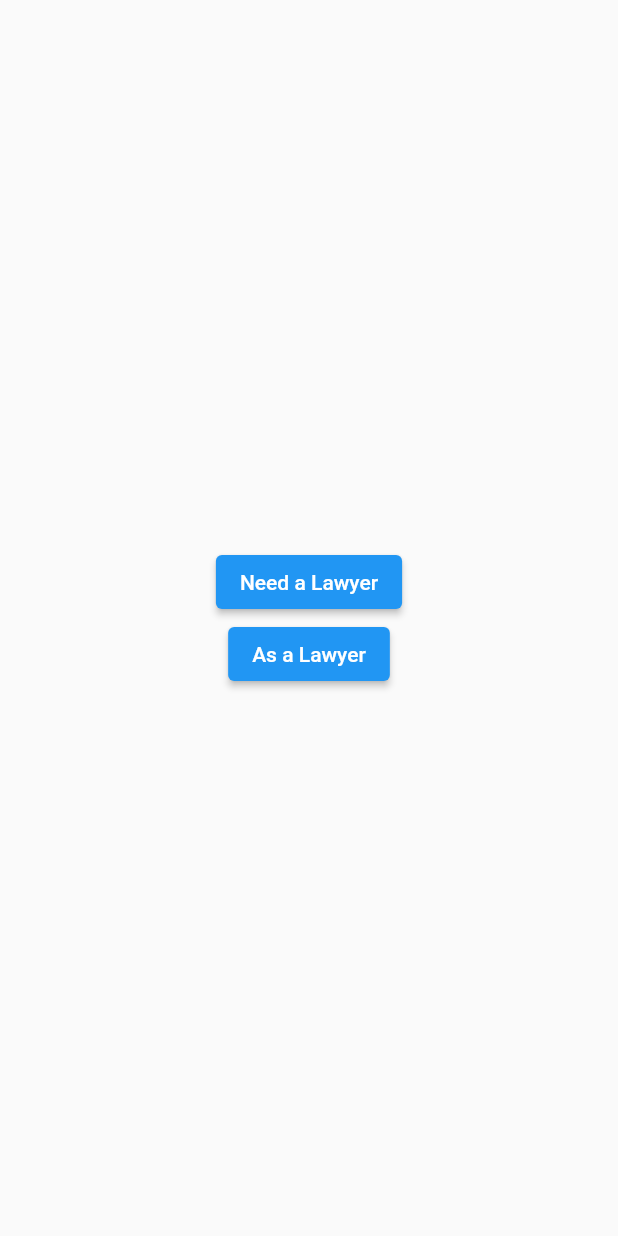
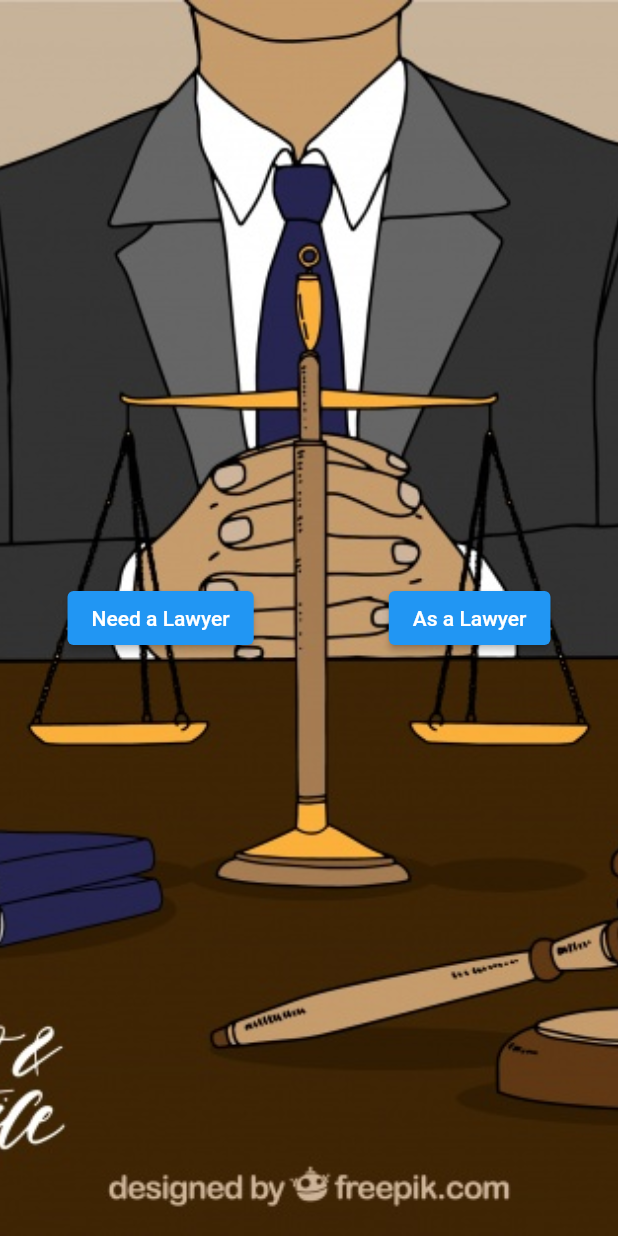
Before and after one commit to iamirzashowvik/lawer, a Flutter app: the screen it shows after launch, on a phone screen of 412 x 824 dp. Run offline on Flutter 3.47's test engine with Material 2 defaults, Android fonts, the phone set to English and light mode, and no system bars; our stand-ins replace auto_size_text, cloud_firestore, firebase_auth, firebase_core, firebase_storage, flutter_easyloading and 5 more; missing offline and left inert: searchable_dropdown, wifi_info_plugin; accounts and stored records are empty.

Commit message:
ui image add in splash/user choose

```diff
--- a/lib/main.dart
+++ b/lib/main.dart
@@ -1,9 +1,9 @@
 import 'package:firebase_core/firebase_core.dart';
 import 'package:flutter/material.dart';
+import 'package:flutter_easyloading/flutter_easyloading.dart';
 import 'package:get/route_manager.dart';
 import 'package:lawer/users/loadingScreen.dart';
 import 'package:lawer/users/userselection.dart';
-
 
 Future<void> main() async {
   WidgetsFlutterBinding.ensureInitialized();
@@ -11,5 +11,6 @@ Future<void> main() async {
 
   runApp(GetMaterialApp(
     home: LoadingScreen(),
+    builder: EasyLoading.init(),
   ));
 }
--- a/lib/users/userselection.dart
+++ b/lib/users/userselection.dart
@@ -7,8 +7,6 @@ import 'package:lawer/users/people/SignInPeople.dart';
 import 'package:lawer/users/people/signup__people.dart';
 
 class UserSelection extends StatefulWidget {
-
-
   @override
   _UserSelectionState createState() => _UserSelectionState();
 }
@@ -16,19 +14,33 @@ class UserSelection extends StatefulWidget {
 class _UserSelectionState extends State<UserSelection> {
   @override
   Widget build(BuildContext context) {
-    return Material(
-      child: Scaffold(
-        body: Center(
-          child: Column(mainAxisAlignment: MainAxisAlignment.center,crossAxisAlignment: CrossAxisAlignment.center,
-            children: [
-
-            ElevatedButton(onPressed: (){
- Get.to(SignInPeople());}, child: Text('Need a Lawyer')),
-            ElevatedButton(onPressed: (){
-              Get.to(SignInLawer());
-            }, child: Text('As a Lawyer')),
-          ],),
-        ),
+    return Scaffold(
+      body: Stack(
+        fit: StackFit.expand,
+        children: [
+          Image.asset(
+            'assets/background-with-advocacy-elements_23-2147820785.jpg',
+            fit: BoxFit.fitHeight,
+          ),
+          Center(
+            child: Row(
+              mainAxisAlignment: MainAxisAlignment.spaceAround,
+              crossAxisAlignment: CrossAxisAlignment.center,
+              children: [
+                ElevatedButton(
+                    onPressed: () {
+                      Get.to(SignInPeople());
+                    },
+                    child: Text('Need a Lawyer')),
+                ElevatedButton(
+                    onPressed: () {
+                      Get.to(SignInLawer());
+                    },
+                    child: Text('As a Lawyer')),
+              ],
+            ),
+          ),
+        ],
       ),
     );
   }
--- a/pubspec.yaml
+++ b/pubspec.yaml
@@ -62,8 +62,8 @@ flutter:
   uses-material-design: true
 
   # To add assets to your application, add an assets section, like this:
-  # assets:
-  #   - images/a_dot_burr.jpeg
+  assets:
+    - assets/
   #   - images/a_dot_ham.jpeg
 
   # An image asset can refer to one or more resolution-specific "variants", see
```
Also changed, not shown: assets/background-with-advocacy-elements_23-2147820785.jpg (added).
